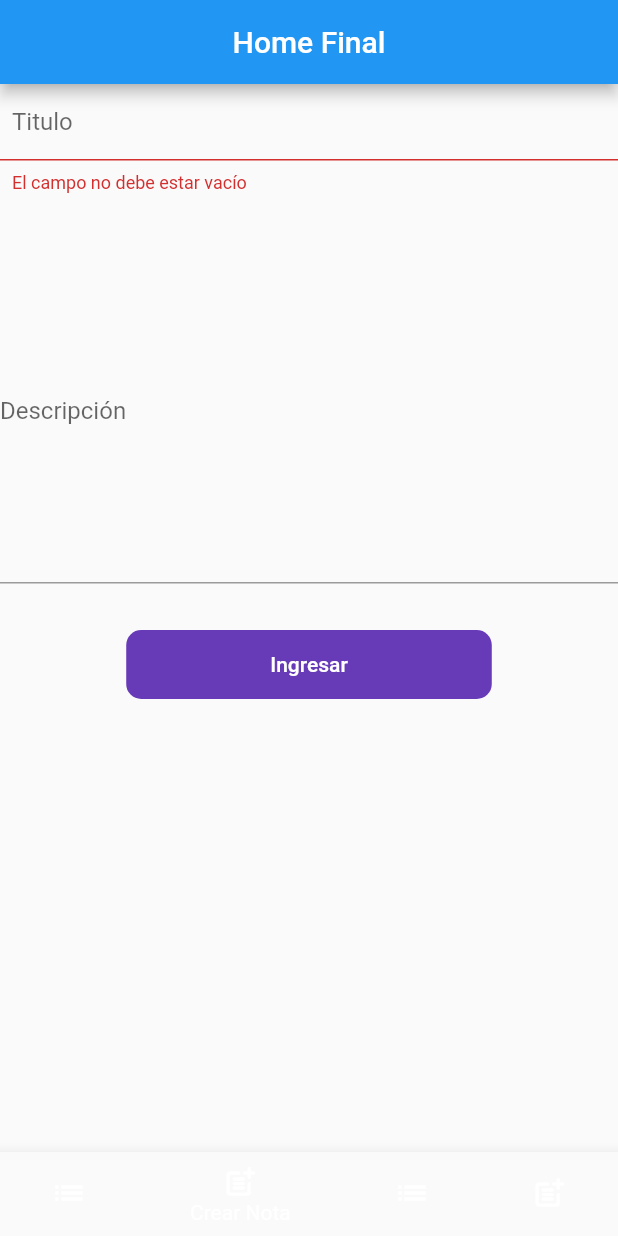
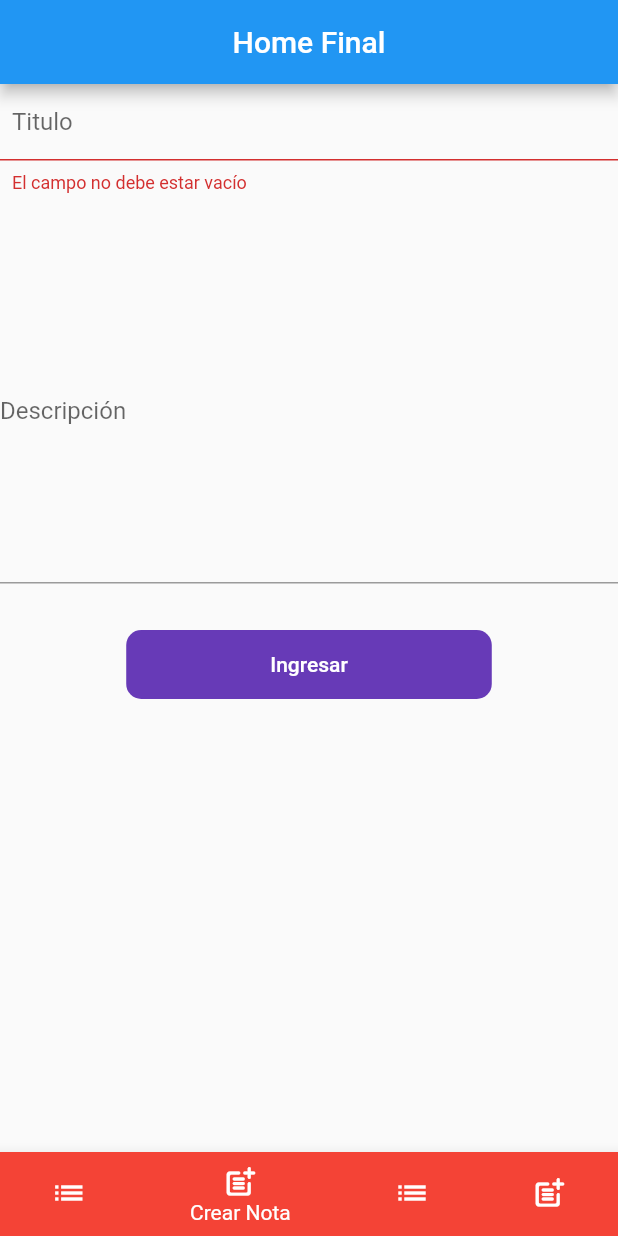
Before and after one commit to sebasrpg1232/flutter_notes_crud_local_app, a Flutter app: the screen it shows after launch, item 2 of the bottom bar chosen, after a tap on "Ingresar", on a phone screen of 412 x 824 dp. Run offline on Flutter 3.47's test engine with Material 2 defaults, Android fonts, the light colour scheme and no system bars; our stand-ins replace sqflite; accounts and stored records are empty.

Commit message:
Ya sirve

```diff
--- a/lib/providers/db_provider.dart
+++ b/lib/providers/db_provider.dart
@@ -27,7 +27,7 @@ class DBProvider {
     Directory documentsDirectory = await getApplicationDocumentsDirectory();
 
     //Armamos la url donde quedará la base de datos
-    final path = join(documentsDirectory.path, 'StudentsDB.db');
+    final path = join(documentsDirectory.path, 'StudentDB.db');
 
     //Imprimos ruta
     print(path);
@@ -37,21 +37,9 @@ class DBProvider {
       version: 1,
       onOpen: (db) => {},
       onCreate: (db, version) async {
-        await db.execute('''
+        await db.execute(" CREATE TABLE students(id INTEGER PRIMARY KEY, name text, age int )");
+        await db.execute("  CREATE TABLE notes(id INTEGER PRIMARY KEY, title TEXT, description TEXT)");
 
-        CREATE TABLE notes(
-          id INTEGER PRIMARY KEY,
-          title TEXT,
-          description TEXT
-        );
-
-        Create Table students(
-        id int primary key,
-        name text,
-        age int
-        );
-
-''');
       },
     );
   }
@@ -132,7 +120,7 @@ class DBProvider {
 
     final int res = await db.rawInsert('''
 
-      INSERT INTO notes (id, title, description) VALUES ($id, "$name", "$age")
+      INSERT INTO students (id, title, description) VALUES ($id, "$name", "$age")
 
 ''');
     print(res);
@@ -161,6 +149,8 @@ class DBProvider {
   Future<List<Student>> getAllStudents() async {
     final Database? db = await database;
     final res = await db!.query('students');
+    print(res);
+    print("adios");
     //Transformamos con la funcion map instancias de nuestro modelo. Si no existen registros, devolvemos una lista vacia
     return res.isNotEmpty ? res.map((n) => Student.fromJson(n)).toList() : [];
   }
--- a/lib/screens/create_student_screen.dart
+++ b/lib/screens/create_student_screen.dart
@@ -89,8 +89,7 @@ class _CreateForm extends StatelessWidget {
               }
               studentsProvider.resetStudentData();
               studentsProvider.isLoading = false;
-              actualOptionProvider.selectedOption = 0;
-              /*cambiar 0 quizas*/
+              actualOptionProvider.selectedOption = 2;
             },
             child: Container(
                 padding:
--- a/lib/widgets/custom_navigatorbar.dart
+++ b/lib/widgets/custom_navigatorbar.dart
@@ -16,6 +16,7 @@ class CustomNavigatorBar extends StatelessWidget {
     final currentIndex = actualOptionProvider.selectedOption;
 
     return BottomNavigationBar(
+
       //Current Index, para determinar el botón que debe marcarse
       currentIndex: currentIndex,
       onTap: (int i) {
@@ -29,13 +30,14 @@ class CustomNavigatorBar extends StatelessWidget {
       },
       //Items
       items: const <BottomNavigationBarItem>[
-        BottomNavigationBarItem(icon: Icon(Icons.list), label: "Listar Notas"),
-        BottomNavigationBarItem(
+        BottomNavigationBarItem(backgroundColor: Colors.red, icon: Icon(Icons.list), label: "Listar Notas"),
+        BottomNavigationBarItem(backgroundColor: Colors.red,
             icon: Icon(Icons.post_add_rounded), label: "Crear Nota"),
-        BottomNavigationBarItem(icon: Icon(Icons.list), label: "Listar Estudiantes"),
-        BottomNavigationBarItem(
+        BottomNavigationBarItem(backgroundColor: Colors.red,icon: Icon(Icons.list), label: "Listar Estudiantes"),
+        BottomNavigationBarItem(backgroundColor: Colors.red,
             icon: Icon(Icons.post_add_rounded), label: "Crear Estudiante")
       ],
+
     );
   }
 }
```
Also changed, not shown: lib/screens/list_students_screen.dart (+7 -5 lines).
